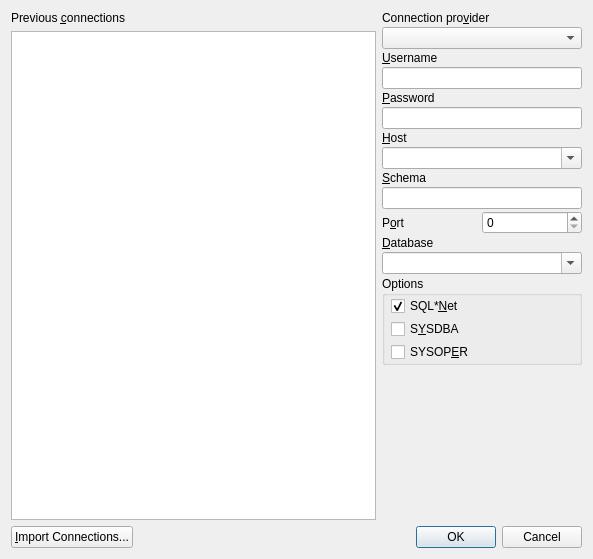
Qt form src/tonewconnectionui.ui (tora-tool/tora) before a commit.
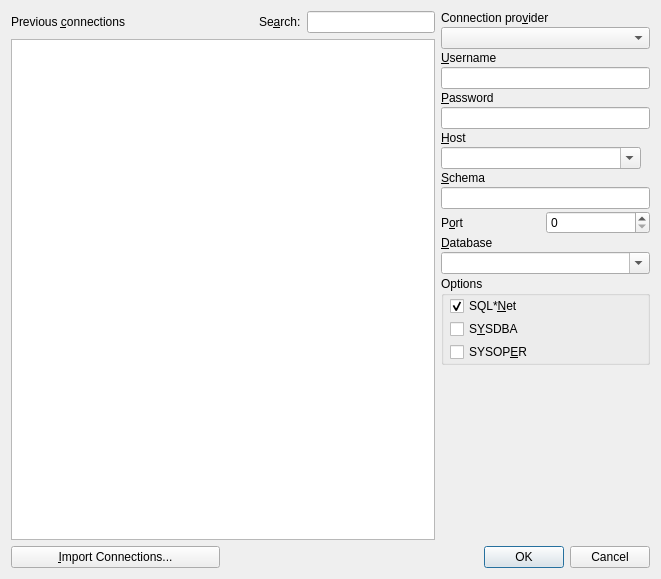
The same form after that commit.

```diff
--- a/src/tonewconnectionui.ui
+++ b/src/tonewconnectionui.ui
@@ -5,8 +5,8 @@
    <rect>
     <x>0</x>
     <y>0</y>
-    <width>593</width>
-    <height>559</height>
+    <width>661</width>
+    <height>579</height>
    </rect>
   </property>
   <property name="windowTitle" >
@@ -14,9 +14,9 @@
   </property>
   <layout class="QGridLayout" name="gridLayout" >
    <item row="0" column="0" colspan="2" >
-    <layout class="QHBoxLayout" >
+    <layout class="QVBoxLayout" name="verticalLayout" >
      <item>
-      <layout class="QVBoxLayout" >
+      <layout class="QHBoxLayout" name="horizontalLayout" >
        <item>
         <widget class="QLabel" name="TextLabel2" >
          <property name="sizePolicy" >
@@ -40,7 +40,35 @@
         </widget>
        </item>
        <item>
-        <widget class="QTableWidget" name="Previous" >
+        <spacer name="horizontalSpacer" >
+         <property name="orientation" >
+          <enum>Qt::Horizontal</enum>
+         </property>
+         <property name="sizeHint" stdset="0" >
+          <size>
+           <width>40</width>
+           <height>20</height>
+          </size>
+         </property>
+        </spacer>
+       </item>
+       <item>
+        <widget class="QLabel" name="label" >
+         <property name="text" >
+          <string>Se&amp;arch:</string>
+         </property>
+         <property name="buddy" >
+          <cstring>searchEdit</cstring>
+         </property>
+        </widget>
+       </item>
+       <item>
+        <widget class="QLineEdit" name="searchEdit" />
+       </item>
+      </layout>
+     </item>
+     <item>
+      <widget class="QTableView" name="Previous" >
          <property name="editTriggers" >
           <set>QAbstractItemView::NoEditTriggers</set>
          </property>
@@ -62,9 +90,6 @@
          <property name="showGrid" >
           <bool>false</bool>
          </property>
-         <property name="gridStyle" >
-          <enum>Qt::NoPen</enum>
-         </property>
          <property name="sortingEnabled" >
           <bool>true</bool>
          </property>
@@ -72,7 +97,7 @@
        </item>
       </layout>
      </item>
-     <item>
+   <item row="0" column="2" >
       <layout class="QVBoxLayout" >
        <property name="spacing" >
         <number>2</number>
@@ -404,8 +429,6 @@
        </item>
       </layout>
      </item>
-    </layout>
-   </item>
    <item row="1" column="0" >
     <widget class="QPushButton" name="ImportButton" >
      <property name="text" >
@@ -413,7 +436,7 @@
      </property>
     </widget>
    </item>
-   <item row="1" column="1" >
+   <item row="1" column="1" colspan="2" >
     <widget class="QDialogButtonBox" name="ButtonBox" >
      <property name="orientation" >
       <enum>Qt::Horizontal</enum>
```
Lines whose indentation alone changed are shown as unchanged.
